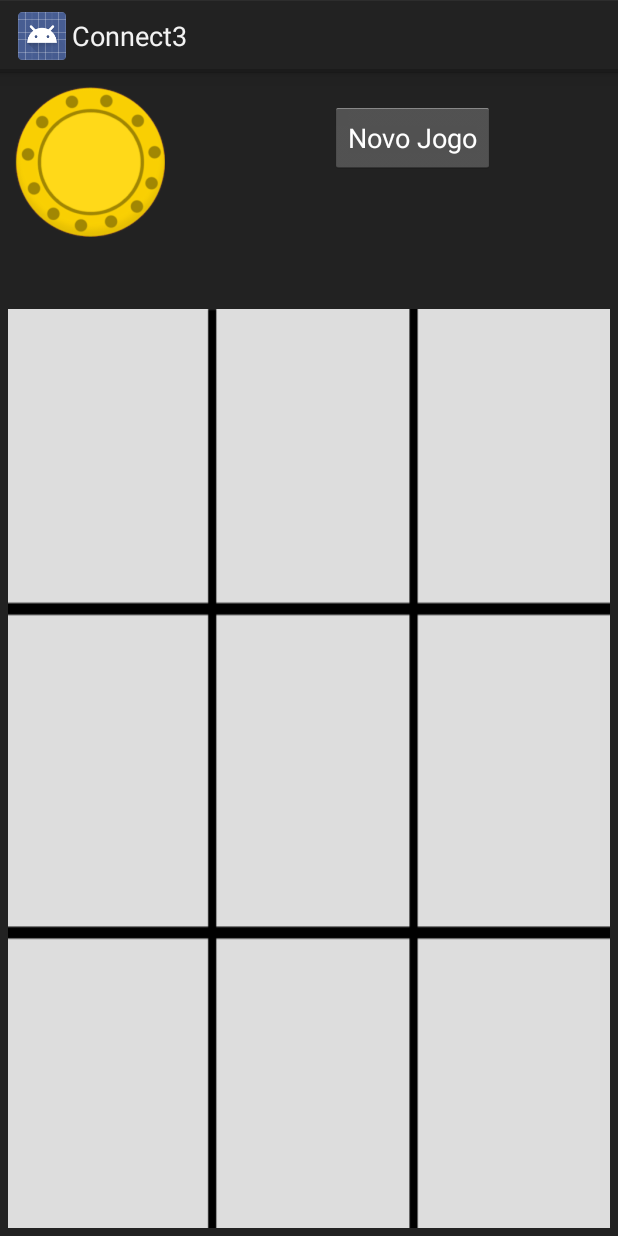
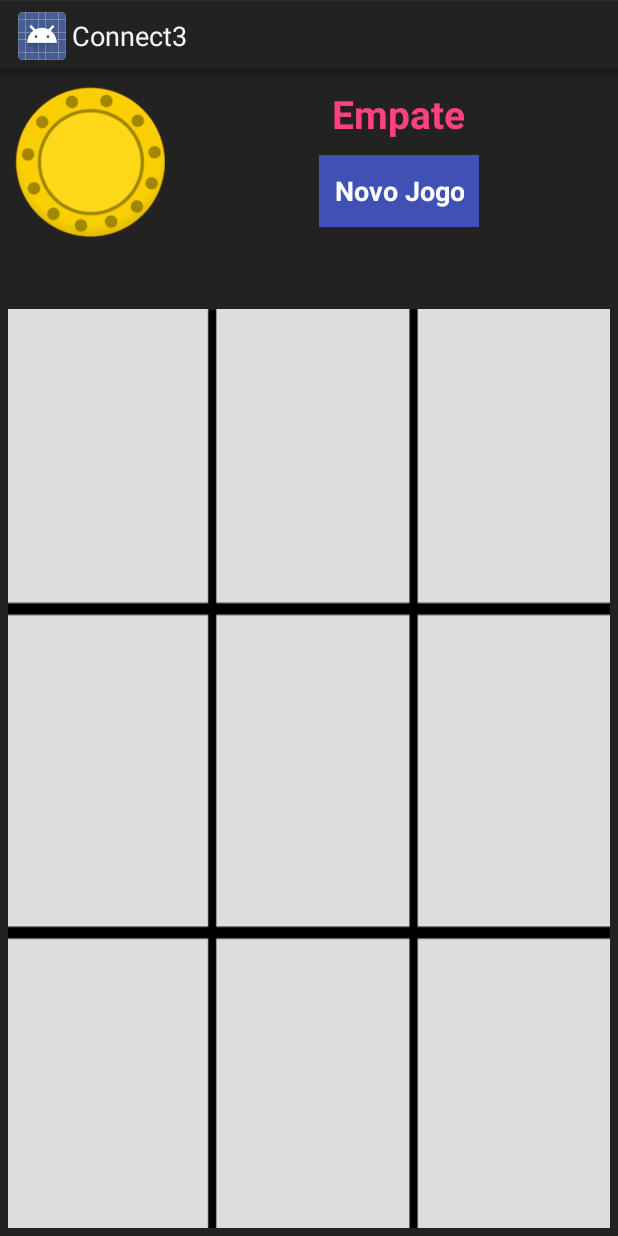
Before and after one commit to nunorpj/Connect3, an Android app: the layout activity_main.xml on its own in the app's theme, with its tools: preview values and no code run, on a phone screen of 412 x 824 dp. Run offline under Robolectric (Android 15) with nearby library versions, the phone set to English and light mode, and no system bars.

```diff
--- a/app/src/main/res/layout/activity_main.xml
+++ b/app/src/main/res/layout/activity_main.xml
@@ -23,14 +23,38 @@
             android:layout_margin="10dp"
             android:src="@drawable/yellow" />
 
+        <LinearLayout
+            android:layout_width="match_parent"
+            android:layout_height="wrap_content"
+            android:orientation="vertical"
+            android:gravity="center"
+            android:id="@+id/LLEpate">
 
-        <Button
-            android:layout_width="wrap_content"
-            android:layout_height="wrap_content"
-            android:layout_marginLeft="100dp"
-            android:layout_marginTop="20dp"
-            android:text="Novo Jogo"
-            android:textColor="#ffffff" />
+            <TextView
+                android:layout_width="wrap_content"
+                android:layout_height="wrap_content"
+                android:text="Empate"
+                android:textSize="26sp"
+                android:textStyle="bold"
+                android:textColor="@color/colorAccent"
+                android:layout_margin="10dp"/>
+
+            <Button
+                android:id="@+id/button2"
+                android:layout_width="wrap_content"
+                android:layout_height="wrap_content"
+                android:layout_weight="1"
+                android:text="Novo Jogo"
+                android:background="@color/colorPrimary"
+                android:textColor="#ffffff"
+                android:paddingLeft="10dp"
+                android:paddingRight="10dp"
+                android:textStyle="bold"
+                />
+
+
+        </LinearLayout>
+
 
     </LinearLayout>
 
```
Also changed, not shown: app/src/main/java/pt/isec/a21240649/connect3/MainActivity.java (+53 -14 lines), app/src/main/res/layout/layout.xml (added, +42 -0 lines).
